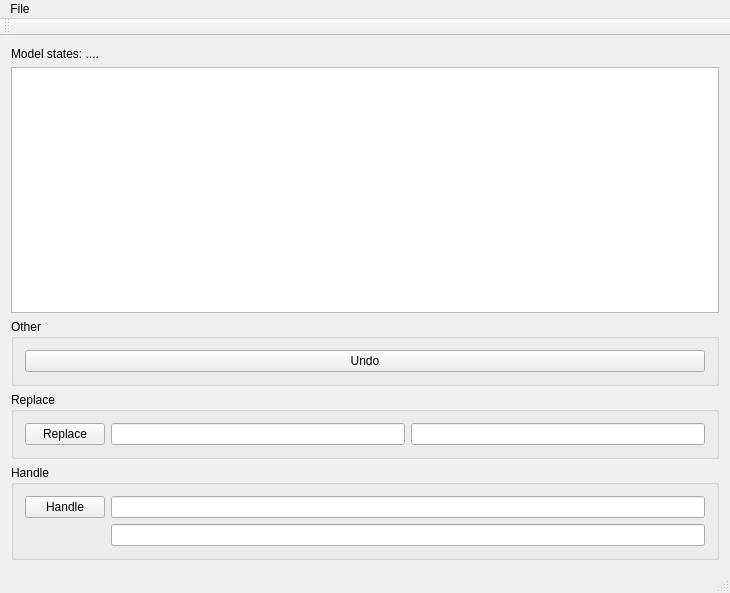
Before: the Qt Designer form 7304/LR5/mainwindow.ui in moevm/oop, drawn with Qt 5.
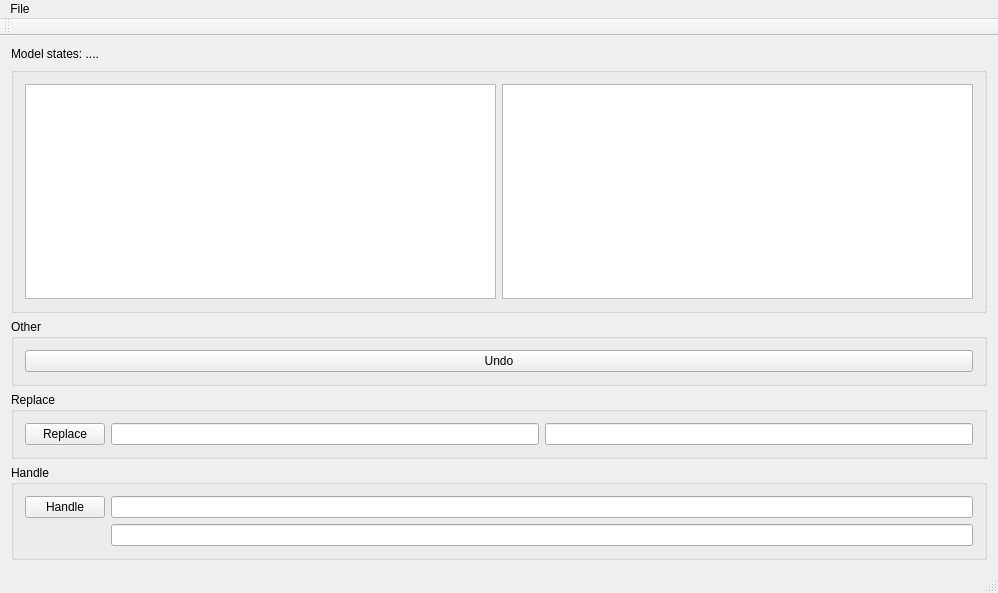
After: the same form once the commit is applied.

Diff of the .ui file:
```diff
--- a/7304/LR5/mainwindow.ui
+++ b/7304/LR5/mainwindow.ui
@@ -6,7 +6,7 @@
    <rect>
     <x>0</x>
     <y>0</y>
-    <width>730</width>
+    <width>998</width>
     <height>593</height>
    </rect>
   </property>
@@ -23,13 +23,37 @@
      </widget>
     </item>
     <item>
-     <widget class="QListWidget" name="lstHandlers">
+     <widget class="QGroupBox" name="groupBox_3">
       <property name="sizePolicy">
-       <sizepolicy hsizetype="Expanding" vsizetype="Expanding">
+       <sizepolicy hsizetype="Preferred" vsizetype="Preferred">
         <horstretch>0</horstretch>
         <verstretch>3</verstretch>
        </sizepolicy>
       </property>
+      <property name="title">
+       <string/>
+      </property>
+      <property name="flat">
+       <bool>true</bool>
+      </property>
+      <layout class="QHBoxLayout" name="horizontalLayout_3">
+       <item>
+        <widget class="QListWidget" name="lstHandlers">
+         <property name="sizePolicy">
+          <sizepolicy hsizetype="Expanding" vsizetype="Expanding">
+           <horstretch>0</horstretch>
+           <verstretch>3</verstretch>
+          </sizepolicy>
+         </property>
+        </widget>
+       </item>
+       <item>
+        <widget class="QGraphicsView" name="graphicsView"/>
+       </item>
+      </layout>
+      <zorder>lblModelState</zorder>
+      <zorder>lstHandlers</zorder>
+      <zorder>graphicsView</zorder>
      </widget>
     </item>
     <item>
@@ -105,8 +129,8 @@
     <rect>
      <x>0</x>
      <y>0</y>
-     <width>730</width>
-     <height>17</height>
+     <width>998</width>
+     <height>21</height>
     </rect>
    </property>
    <widget class="QMenu" name="menuFile">
```
